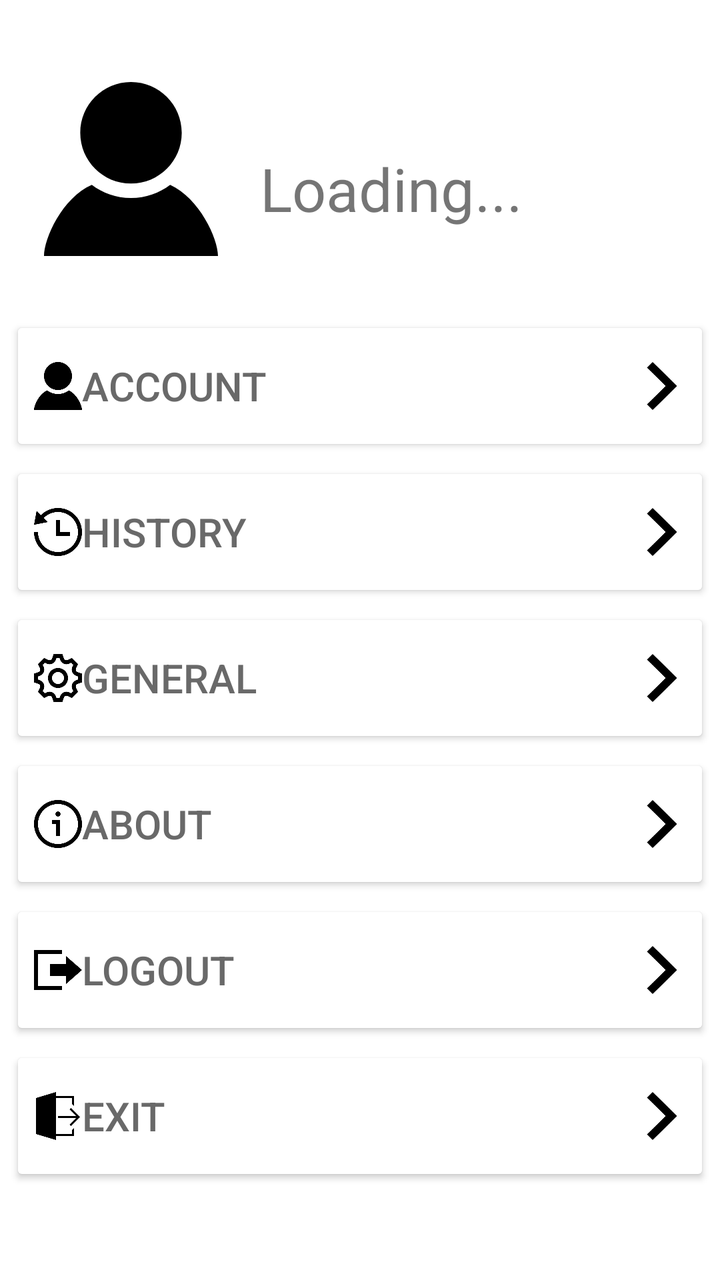
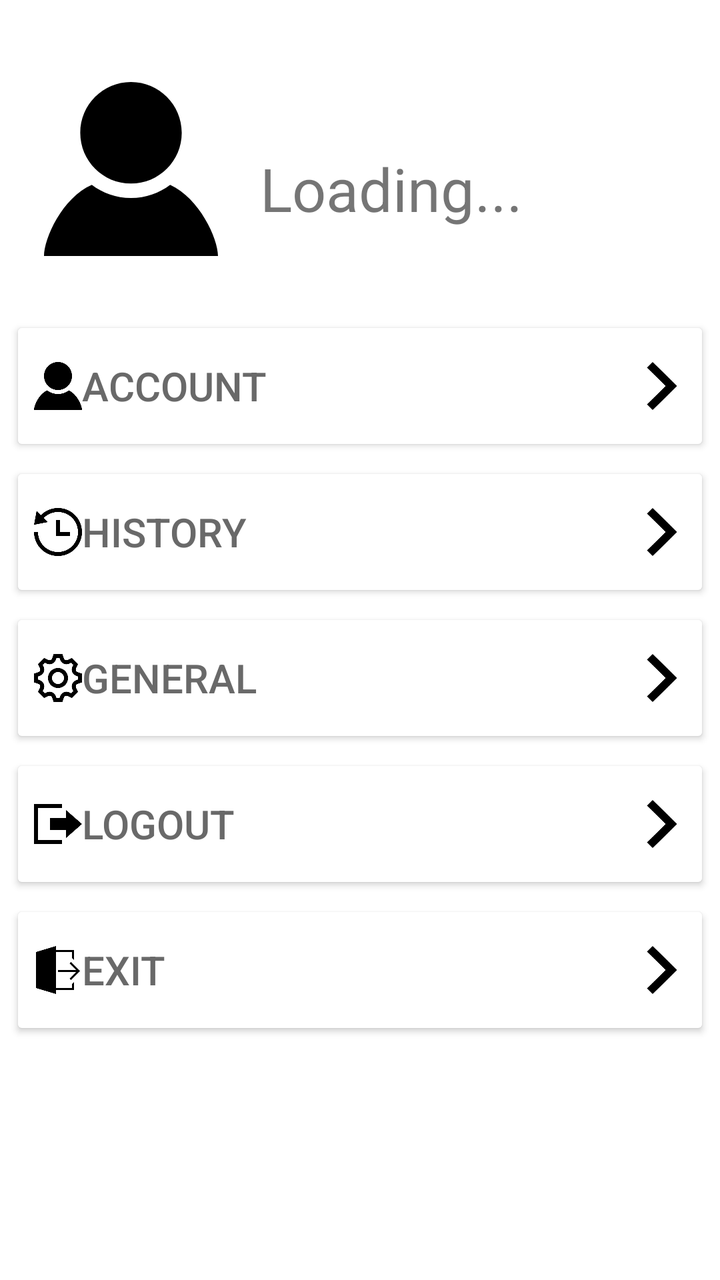

Screens rendered from an Android XML layout before and after an edit, with the pre-edit source and the edit as a unified diff.
<!-- AndroidManifest.xml: application theme Theme.Front2 -->
<!-- res/layout/fragment_user.xml -->
<?xml version="1.0" encoding="utf-8"?>
<FrameLayout xmlns:android="http://schemas.android.com/apk/res/android"
    xmlns:app="http://schemas.android.com/apk/res-auto"
    xmlns:tools="http://schemas.android.com/tools"
    android:layout_width="match_parent"
    android:layout_height="match_parent"
    tools:context=".home.user.UserFragment">

    <androidx.constraintlayout.widget.ConstraintLayout
        android:layout_width="match_parent"
        android:layout_height="wrap_content"
        android:padding="5dp">

        <androidx.constraintlayout.widget.ConstraintLayout
            android:id="@+id/user_header_container"
            android:layout_width="match_parent"
            android:layout_height="wrap_content"
            app:layout_constraintEnd_toEndOf="parent"
            app:layout_constraintStart_toStartOf="parent"
            app:layout_constraintTop_toTopOf="parent">

            <ImageView
                android:id="@+id/user_userIcon"
                android:layout_width="89dp"
                android:layout_height="87dp"
                android:layout_marginStart="16dp"
                android:layout_marginTop="36dp"

                app:layout_constraintStart_toStartOf="parent"
                app:layout_constraintTop_toTopOf="parent"
                app:srcCompat="@drawable/account_icon" />


            <TextView
                android:id="@+id/user_name"
                android:layout_width="192dp"
                android:layout_height="54dp"
                android:layout_marginStart="20dp"
                android:text="Loading..."
                android:textSize="30sp"
                app:layout_constraintBottom_toBottomOf="parent"
                app:layout_constraintStart_toEndOf="@+id/user_userIcon"
                app:layout_constraintTop_toTopOf="parent"
                app:layout_constraintVertical_bias="1.0" />

            <TextView
                android:id="@+id/welcome_back_label"
                android:layout_width="192dp"
                android:layout_height="46dp"
                android:textSize="20sp"
                app:layout_constraintBottom_toTopOf="@+id/user_name"
                app:layout_constraintEnd_toEndOf="parent"
                app:layout_constraintHorizontal_bias="0.19"
                app:layout_constraintStart_toEndOf="@+id/user_userIcon"
                app:layout_constraintTop_toTopOf="parent"
                app:layout_constraintVertical_bias="0.695" />
        </androidx.constraintlayout.widget.ConstraintLayout>

        <ScrollView
            android:layout_width="match_parent"
            android:layout_height="wrap_content"
            android:paddingTop="30dp"
            app:layout_constraintEnd_toEndOf="parent"
            app:layout_constraintStart_toStartOf="parent"
            app:layout_constraintTop_toBottomOf="@+id/user_header_container">

            <LinearLayout
                android:layout_width="match_parent"
                android:layout_height="match_parent"
                android:orientation="vertical">
                <Button
                    android:id="@+id/user_account"
                    style="@style/user_button_style"
                    android:text="@string/user_item1"
                    android:drawableLeft="@drawable/account_icon"
                    android:drawableRight="@drawable/next_icon" />

                <View
                    android:layout_width="match_parent"
                    android:layout_height="3dp" />

                <Button
                    android:id="@+id/history_button"
                    android:text="@string/user_item6"
                    style="@style/user_button_style"
                    android:drawableLeft="@drawable/history_icon"
                    android:drawableRight="@drawable/next_icon" />

                <View
                    android:layout_width="match_parent"
                    android:layout_height="3dp" />

                <Button
                    android:id="@+id/user_settings"
                    style="@style/user_button_style"
                    android:text="@string/user_item3"
                    android:drawableLeft="@drawable/settings_icon"
                    android:drawableRight="@drawable/next_icon" />

                <View
                    android:layout_width="match_parent"
                    android:layout_height="3dp" />

                <Button
                    android:id="@+id/user_about"
                    style="@style/user_button_style"
                    android:text="@string/user_item2"
                    android:drawableLeft="@drawable/about_icon"
                    android:drawableRight="@drawable/next_icon" />

                <View
                    android:layout_width="match_parent"
                    android:layout_height="3dp" />

                <Button
                    android:id="@+id/user_logout"
                    style="@style/user_button_style"
                    android:text="@string/user_item4"
                    android:onClick="logoutUser"
                    android:drawableLeft="@drawable/logout_icon"
                    android:drawableRight="@drawable/next_icon" />

                <View
                    android:layout_width="match_parent"
                    android:layout_height="3dp" />

                <Button
                    android:id="@+id/user_exitApp"
                    style="@style/user_button_style"
                    android:text="@string/user_item5"
                    android:onClick="exitApp"
                    android:drawableLeft="@drawable/exit_icon"
                    android:drawableRight="@drawable/next_icon" />
            </LinearLayout>
        </ScrollView>

    </androidx.constraintlayout.widget.ConstraintLayout>


</FrameLayout>
<!-- resources referenced by this layout -->
<resources>
  <!-- drawable about_icon (drawable) -->
  <vector xmlns:android="http://schemas.android.com/apk/res/android"
      android:width="24dp"
      android:height="24dp"
      android:viewportWidth="24"
      android:viewportHeight="24">
    <path
        android:fillColor="#FF000000"
        android:pathData="M13.25,7c0,0.69 -0.56,1.25 -1.25,1.25s-1.25,-0.56 -1.25,-1.25 0.56,-1.25 1.25,-1.25 1.25,0.56 1.25,1.25zM24,12c0,6.627 -5.373,12 -12,12s-12,-5.373 -12,-12 5.373,-12 12,-12 12,5.373 12,12zM22,12c0,-5.514 -4.486,-10 -10,-10s-10,4.486 -10,10 4.486,10 10,10 10,-4.486 10,-10zM9,10v2h2v6h2v-8h-4z"/>
  </vector>
  <!-- drawable account_icon (drawable) -->
  <vector xmlns:android="http://schemas.android.com/apk/res/android"
      android:width="24dp"
      android:height="24dp"
      android:viewportWidth="24"
      android:viewportHeight="24">
    <path
        android:fillColor="#FF000000"
        android:pathData="M19,7.001c0,3.865 -3.134,7 -7,7s-7,-3.135 -7,-7c0,-3.867 3.134,-7.001 7,-7.001s7,3.134 7,7.001zM17.402,14.181c-1.506,1.137 -3.374,1.82 -5.402,1.82 -2.03,0 -3.899,-0.685 -5.407,-1.822 -4.072,1.793 -6.593,7.376 -6.593,9.821h24c0,-2.423 -2.6,-8.006 -6.598,-9.819z"/>
  </vector>
  <!-- drawable exit_icon (drawable) -->
  <vector xmlns:android="http://schemas.android.com/apk/res/android"
      android:width="24dp"
      android:height="24dp"
      android:viewportWidth="24"
      android:viewportHeight="24">
    <path
        android:fillColor="#FF000000"
        android:pathData="M11,21h8v-2l1,-1v4h-9v2l-10,-3v-18l10,-3v2h9v5l-1,-1v-3h-8v18zM21.053,12l-3.293,-3.293 0.707,-0.707 4.5,4.5 -4.5,4.5 -0.707,-0.707 3.293,-3.293h-9.053v-1h9.053z"
        android:fillType="evenOdd"/>
  </vector>
  <!-- drawable logout_icon (drawable) -->
  <vector xmlns:android="http://schemas.android.com/apk/res/android"
      android:width="24dp"
      android:height="24dp"
      android:viewportWidth="24"
      android:viewportHeight="24">
    <path
        android:fillColor="#FF000000"
        android:pathData="M16,9v-4l8,7 -8,7v-4h-8v-6h8zM0,2v20h14v-2h-12v-16h12v-2h-14z"/>
  </vector>
  <!-- drawable next_icon (drawable) -->
  <vector xmlns:android="http://schemas.android.com/apk/res/android"
      android:width="24dp"
      android:height="24dp"
      android:viewportWidth="24"
      android:viewportHeight="24">
    <path
        android:fillColor="#FF000000"
        android:pathData="M7.33,24l-2.83,-2.829 9.339,-9.175 -9.339,-9.167 2.83,-2.829 12.17,11.996z"/>
  </vector>
  <string name="user_item1">Account</string>
  <string name="user_item2">About</string>
  <string name="user_item3">General</string>
  <string name="user_item4">Logout</string>
  <string name="user_item5">Exit</string>
  <string name="user_item6">History</string>
  <style name="user_button_style">
          <item name="android:layout_width">match_parent</item>
          <item name="android:layout_height">70dp</item>
          <item name="android:textSize">20dp</item>
          <item name="android:textColor">@color/DimGrey</item>
          <item name="android:gravity">center|left</item>
          <item name="android:backgroundTint">@color/white</item>
          <item name="android:foreground">?android:attr/selectableItemBackground</item>
      </style>
  <color name="DimGrey">#696969</color>
  <color name="white">#FFFFFFFF</color>
  <color name="royalBlue">#4169E1</color>
  <color name="lightSkyBlue">#87CEFA</color>
  <color name="deepSkyBlue1">#00BFFF</color>
  <color name="deepSkyBlue3">#009ACD</color>
  <color name="WhiteSmoke">#F5F5F5</color>
  <!-- unchanged entries left out for length: 3 -->
</resources>

<!-- the commit's change to res/layout/fragment_user.xml (unified diff, before → after) -->
@@ -97,16 +97,6 @@
                     android:drawableLeft="@drawable/settings_icon"
                     android:drawableRight="@drawable/next_icon" />
 
-                <View
-                    android:layout_width="match_parent"
-                    android:layout_height="3dp" />
-
-                <Button
-                    android:id="@+id/user_about"
-                    style="@style/user_button_style"
-                    android:text="@string/user_item2"
-                    android:drawableLeft="@drawable/about_icon"
-                    android:drawableRight="@drawable/next_icon" />
 
                 <View
                     android:layout_width="match_parent"
<!-- resource entries referenced after the edit -->
@@ -1,15 +1,5 @@
 <!-- resources referenced by this layout -->
 <resources>
-  <!-- drawable about_icon (drawable) -->
-  <vector xmlns:android="http://schemas.android.com/apk/res/android"
-      android:width="24dp"
-      android:height="24dp"
-      android:viewportWidth="24"
-      android:viewportHeight="24">
-    <path
-        android:fillColor="#FF000000"
-        android:pathData="M13.25,7c0,0.69 -0.56,1.25 -1.25,1.25s-1.25,-0.56 -1.25,-1.25 0.56,-1.25 1.25,-1.25 1.25,0.56 1.25,1.25zM24,12c0,6.627 -5.373,12 -12,12s-12,-5.373 -12,-12 5.373,-12 12,-12 12,5.373 12,12zM22,12c0,-5.514 -4.486,-10 -10,-10s-10,4.486 -10,10 4.486,10 10,10 10,-4.486 10,-10zM9,10v2h2v6h2v-8h-4z"/>
-  </vector>
   <!-- drawable account_icon (drawable) -->
   <vector xmlns:android="http://schemas.android.com/apk/res/android"
       android:width="24dp"
@@ -52,7 +42,6 @@
         android:pathData="M7.33,24l-2.83,-2.829 9.339,-9.175 -9.339,-9.167 2.83,-2.829 12.17,11.996z"/>
   </vector>
   <string name="user_item1">Account</string>
-  <string name="user_item2">About</string>
   <string name="user_item3">General</string>
   <string name="user_item4">Logout</string>
   <string name="user_item5">Exit</string>
